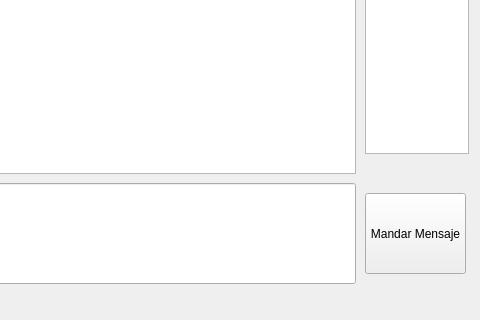
Alejanky/QT_GUI_CHEANG, file roomf_form.ui: the form before one commit; both pictures show x 335 to 815 and y 217 to 537 of the 815 by 537 pixel window.
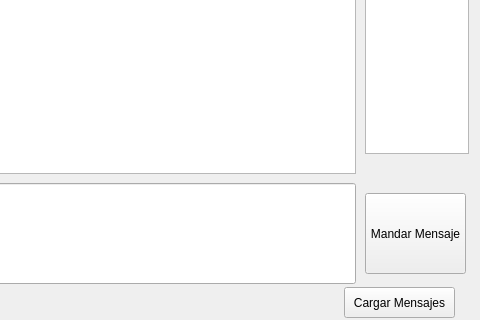
The form after the commit.

Diff of the .ui file:
```diff
--- a/roomf_form.ui
+++ b/roomf_form.ui
@@ -140,6 +140,19 @@
     <string>Entrar</string>
    </property>
   </widget>
+  <widget class="QPushButton" name="pB_CM">
+   <property name="geometry">
+    <rect>
+     <x>679</x>
+     <y>504</y>
+     <width>111</width>
+     <height>31</height>
+    </rect>
+   </property>
+   <property name="text">
+    <string>Cargar Mensajes</string>
+   </property>
+  </widget>
  </widget>
  <resources/>
  <connections/>
```
